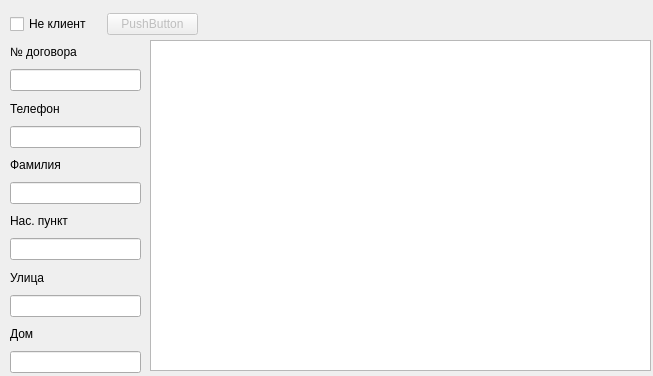
This is TaskManager/customersearch.ui in NVZver/TaskManager as Qt 5 draws it before an edit. The edited form follows.
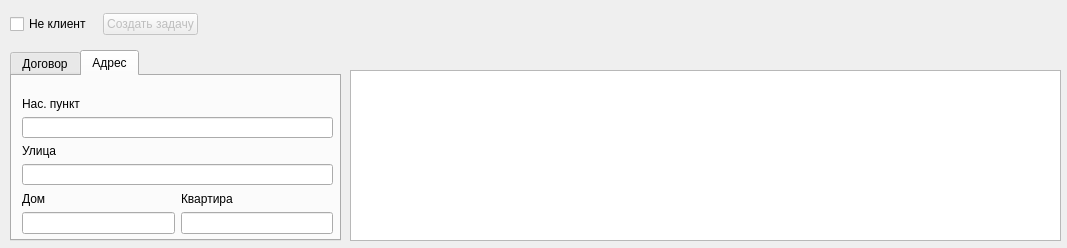
This is the edited form.

```diff
--- a/TaskManager/customersearch.ui
+++ b/TaskManager/customersearch.ui
@@ -6,8 +6,8 @@
    <rect>
     <x>0</x>
     <y>0</y>
-    <width>653</width>
-    <height>376</height>
+    <width>1067</width>
+    <height>248</height>
    </rect>
   </property>
   <property name="windowTitle">
@@ -16,23 +16,68 @@
   <widget class="QTableView" name="tvCustomers">
    <property name="geometry">
     <rect>
-     <x>150</x>
-     <y>40</y>
-     <width>501</width>
-     <height>331</height>
+     <x>350</x>
+     <y>70</y>
+     <width>711</width>
+     <height>171</height>
     </rect>
    </property>
   </widget>
+  <widget class="QWidget" name="layoutWidget">
+   <property name="geometry">
+    <rect>
+     <x>10</x>
+     <y>10</y>
+     <width>188</width>
+     <height>29</height>
+    </rect>
+   </property>
+   <layout class="QHBoxLayout" name="horizontalLayout">
+    <item>
+     <widget class="QCheckBox" name="cbxNoCustomer">
+      <property name="text">
+       <string>Не клиент</string>
+      </property>
+     </widget>
+    </item>
+    <item>
+     <widget class="QPushButton" name="pbtnCreateTask">
+      <property name="enabled">
+       <bool>false</bool>
+      </property>
+      <property name="text">
+       <string>Создать задачу</string>
+      </property>
+     </widget>
+    </item>
+   </layout>
+  </widget>
+  <widget class="QTabWidget" name="tabWidget">
+   <property name="geometry">
+    <rect>
+     <x>10</x>
+     <y>50</y>
+     <width>331</width>
+     <height>191</height>
+    </rect>
+   </property>
+   <property name="currentIndex">
+    <number>1</number>
+   </property>
+   <widget class="QWidget" name="tabSearchByContract">
+    <attribute name="title">
+     <string>Договор</string>
+    </attribute>
   <widget class="QWidget" name="">
    <property name="geometry">
     <rect>
      <x>10</x>
-     <y>41</y>
-     <width>131</width>
-     <height>332</height>
-    </rect>
-   </property>
-   <layout class="QVBoxLayout" name="verticalLayout">
+       <y>12</y>
+       <width>311</width>
+       <height>131</height>
+      </rect>
+     </property>
+     <layout class="QVBoxLayout" name="verticalLayout_6">
     <item>
      <widget class="QLabel" name="lblContractNumber">
       <property name="text">
@@ -63,6 +108,25 @@
     <item>
      <widget class="QLineEdit" name="lntLName"/>
     </item>
+     </layout>
+    </widget>
+   </widget>
+   <widget class="QWidget" name="tabSearchByAddress">
+    <attribute name="title">
+     <string>Адрес</string>
+    </attribute>
+    <widget class="QWidget" name="">
+     <property name="geometry">
+      <rect>
+       <x>10</x>
+       <y>21</y>
+       <width>311</width>
+       <height>137</height>
+      </rect>
+     </property>
+     <layout class="QVBoxLayout" name="verticalLayout_5">
+      <item>
+       <layout class="QVBoxLayout" name="verticalLayout_2">
     <item>
      <widget class="QLabel" name="lblLocality">
       <property name="text">
@@ -83,6 +147,12 @@
     <item>
      <widget class="QLineEdit" name="lntStreet"/>
     </item>
+       </layout>
+      </item>
+      <item>
+       <layout class="QHBoxLayout" name="horizontalLayout_2">
+        <item>
+         <layout class="QVBoxLayout" name="verticalLayout_3">
     <item>
      <widget class="QLabel" name="label_3">
       <property name="text">
@@ -94,35 +164,49 @@
      <widget class="QLineEdit" name="lntHouse"/>
     </item>
    </layout>
-  </widget>
-  <widget class="QWidget" name="">
-   <property name="geometry">
-    <rect>
-     <x>10</x>
-     <y>10</y>
-     <width>188</width>
-     <height>29</height>
-    </rect>
-   </property>
-   <layout class="QHBoxLayout" name="horizontalLayout">
+        </item>
     <item>
-     <widget class="QCheckBox" name="cbxNoCustomer">
+         <layout class="QVBoxLayout" name="verticalLayout_4">
+          <item>
+           <widget class="QLabel" name="label_4">
       <property name="text">
-       <string>Не клиент</string>
+             <string>Квартира</string>
       </property>
      </widget>
     </item>
     <item>
-     <widget class="QPushButton" name="pbtnCreateTask">
-      <property name="enabled">
-       <bool>false</bool>
-      </property>
-      <property name="text">
-       <string>PushButton</string>
-      </property>
-     </widget>
-    </item>
-   </layout>
+           <widget class="QLineEdit" name="lntApartment"/>
+          </item>
+         </layout>
+        </item>
+       </layout>
+      </item>
+     </layout>
+    </widget>
+    <zorder>label_4</zorder>
+    <zorder>lntLocality</zorder>
+    <zorder>label_3</zorder>
+    <zorder>label_2</zorder>
+    <zorder>lntHouse</zorder>
+    <zorder>lblLocality</zorder>
+    <zorder>lntStreet</zorder>
+    <zorder>lntApartment</zorder>
+    <zorder>lntLocality</zorder>
+    <zorder>label_3</zorder>
+    <zorder>label_4</zorder>
+    <zorder>label_2</zorder>
+    <zorder>lntHouse</zorder>
+    <zorder>lblLocality</zorder>
+    <zorder>lntStreet</zorder>
+    <zorder>lntApartment</zorder>
+    <zorder>lntLocality</zorder>
+    <zorder>label_3</zorder>
+    <zorder>label_4</zorder>
+    <zorder>label_2</zorder>
+    <zorder>lntHouse</zorder>
+    <zorder>lblLocality</zorder>
+    <zorder>lntStreet</zorder>
+   </widget>
   </widget>
  </widget>
  <resources/>
```
Lines whose indentation alone changed are shown as unchanged.
